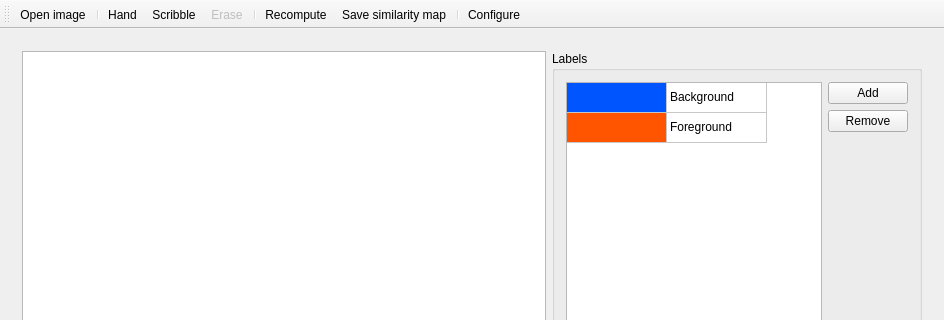
Qt form ml_project_app/mainwindow.ui (alexshtf/MachineLearningCourseProject) before a commit; both pictures show x 0 to 944 and y 0 to 320 of the 944 by 747 pixel window.
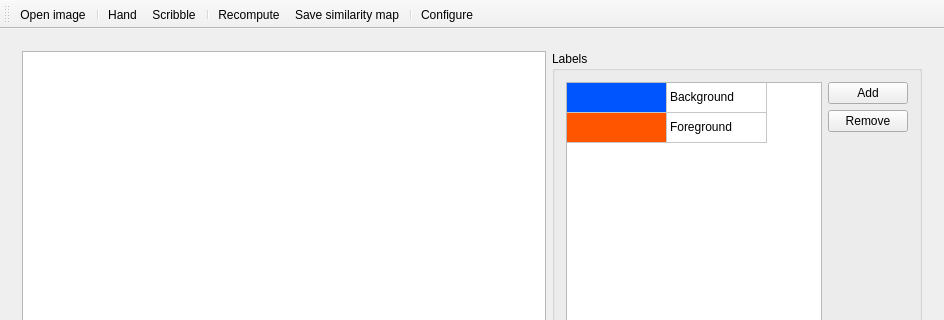
The same form after that commit.

Commit message: Removed the "erase scribble" action. It is not going to be implemented.

Diff of the .ui file:
```diff
--- a/ml_project_app/mainwindow.ui
+++ b/ml_project_app/mainwindow.ui
@@ -282,7 +282,6 @@
    <addaction name="separator"/>
    <addaction name="actionHand"/>
    <addaction name="actionScribble"/>
-   <addaction name="actionErase"/>
    <addaction name="separator"/>
    <addaction name="actionRecompute"/>
    <addaction name="actionSaveSimilarityMap"/>
@@ -311,20 +310,6 @@
     <string>Ctrl+S</string>
    </property>
   </action>
-  <action name="actionErase">
-   <property name="checkable">
-    <bool>true</bool>
-   </property>
-   <property name="enabled">
-    <bool>false</bool>
-   </property>
-   <property name="text">
-    <string>Erase</string>
-   </property>
-   <property name="shortcut">
-    <string>Ctrl+E</string>
-   </property>
-  </action>
   <action name="actionHand">
    <property name="checkable">
     <bool>true</bool>
```
The commit also changes 1 other file.
